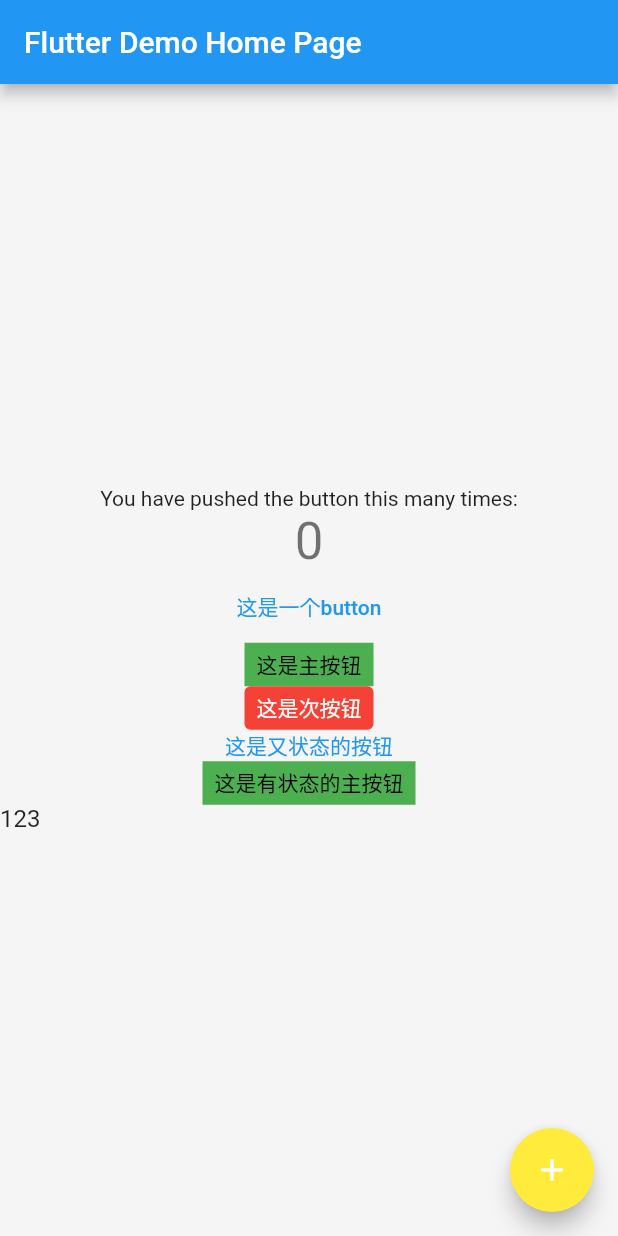
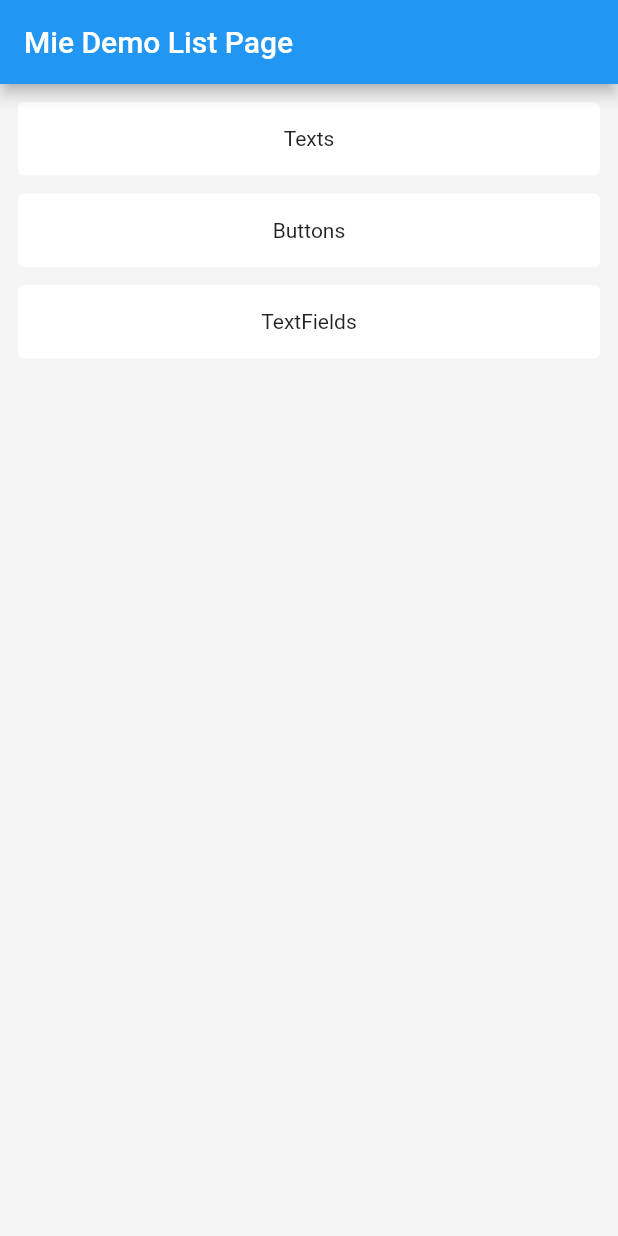
Before and after one commit to mgzzZ/mie, a Flutter app: the screen it shows after launch, on a phone screen of 412 x 824 dp. Run offline on Flutter 3.47's test engine with Material 2 defaults, Android fonts, the phone set to English and light mode, and no system bars.

Commit message:
feat:update example

```diff
--- /dev/null
+++ b/example/lib/demos/buttons.dart
@@ -0,0 +1,40 @@
+import 'package:flutter/material.dart';
+import 'package:mie/mie.dart';
+
+///
+/// Created by zgm on 2022/1/13
+/// Describe:
+///
+
+class Buttons extends StatefulWidget {
+  const Buttons({Key? key}) : super(key: key);
+
+  @override
+  _ButtonsState createState() => _ButtonsState();
+}
+
+class _ButtonsState extends State<Buttons> {
+  @override
+  Widget build(BuildContext context) {
+    return Scaffold(
+      appBar: AppBar(
+        title: Text('Buttons'),
+      ),
+      body: Column(
+        crossAxisAlignment: CrossAxisAlignment.start,
+        children: [
+          MButton('这是一个button', onTap: () => print('点击方法')),
+          MButton.main('这是主按钮', onTap: () {}),
+          MButton.secondary('这是次按钮', onTap: () {}),
+          MStateButton(
+            '这是又状态的按钮',
+            padding: const EdgeInsets.all(0),
+            onTap: () => Future.delayed(Duration(seconds: 2), () => print("我是从互联网上获取的数据")),
+          ),
+          MStateButton.main('这是有状态的主按钮',
+              onTap: () => Future.delayed(Duration(seconds: 2), () => print("我是从互联网上获取的数据"))),
+        ],
+      ),
+    );
+  }
+}
--- /dev/null
+++ b/example/lib/demos/textfields.dart
@@ -0,0 +1,33 @@
+import 'package:flutter/material.dart';
+import 'package:mie/mie.dart';
+
+///
+/// Created by zgm on 2022/1/13
+/// Describe:
+///
+
+class TextFields extends StatefulWidget {
+  const TextFields({Key? key}) : super(key: key);
+
+  @override
+  _TextFieldsState createState() => _TextFieldsState();
+}
+
+class _TextFieldsState extends State<TextFields> {
+  @override
+  Widget build(BuildContext context) {
+    return Scaffold(
+      appBar: AppBar(
+        title: Text('TextFields'),
+      ),
+      body: Column(
+        crossAxisAlignment: CrossAxisAlignment.start,
+        children: [
+          MTextField(
+            text: '123',
+          ),
+        ],
+      ),
+    );
+  }
+}
--- /dev/null
+++ b/example/lib/demos/texts.dart
@@ -0,0 +1,25 @@
+import 'package:flutter/material.dart';
+
+///
+/// Created by zgm on 2022/1/13
+/// Describe:
+///
+
+class Texts extends StatefulWidget {
+  const Texts({Key? key}) : super(key: key);
+
+  @override
+  _TextsState createState() => _TextsState();
+}
+
+class _TextsState extends State<Texts> {
+  @override
+  Widget build(BuildContext context) {
+    return Scaffold(
+      appBar: AppBar(
+        title: Text('Texts'),
+      ),
+      body: Container(),
+    );
+  }
+}
--- a/example/lib/main.dart
+++ b/example/lib/main.dart
@@ -1,3 +1,6 @@
+import 'package:example/demos/buttons.dart';
+import 'package:example/demos/textfields.dart';
+import 'package:example/demos/texts.dart';
 import 'package:flutter/material.dart';
 import 'package:mie/mie.dart';
 
@@ -13,9 +16,9 @@ class MyApp extends StatelessWidget {
     return MieWrapWidget(
       theme: MieDefaultTheme(),
       child: MaterialApp(
-        title: 'Flutter Demo',
+        title: 'Mie Flutter Demo',
         theme: context.ofMieTheme().copyWithThemeData(theme),
-        home: MyHomePage(title: 'Flutter Demo Home Page'),
+        home: MyHomePage(title: 'Mie Demo List Page'),
       ),
     );
   }
@@ -24,15 +27,6 @@ class MyApp extends StatelessWidget {
 class MyHomePage extends StatefulWidget {
   MyHomePage({Key? key, required this.title}) : super(key: key);
 
-  // This widget is the home page of your application. It is stateful, meaning
-  // that it has a State object (defined below) that contains fields that affect
-  // how it looks.
-
-  // This class is the configuration for the state. It holds the values (in this
-  // case the title) provided by the parent (in this case the App widget) and
-  // used by the build method of the State. Fields in a Widget subclass are
-  // always marked "final".
-
   final String title;
 
   @override
@@ -40,81 +34,45 @@ class MyHomePage extends StatefulWidget {
 }
 
 class _MyHomePageState extends State<MyHomePage> {
-  int _counter = 0;
+  List<String> data = ['Texts', 'Buttons', 'TextFields'];
 
-  void _incrementCounter() {
-    setState(() {
-      // This call to setState tells the Flutter framework that something has
-      // changed in this State, which causes it to rerun the build method below
-      // so that the display can reflect the updated values. If we changed
-      // _counter without calling setState(), then the build method would not be
-      // called again, and so nothing would appear to happen.
-      _counter++;
-    });
+  void pushPage(String name) {
+    switch (name) {
+      case 'Texts':
+        Navigator.push(context, MaterialPageRoute(builder: (context) => Texts()));
+        break;
+      case 'Buttons':
+        Navigator.push(context, MaterialPageRoute(builder: (context) => Buttons()));
+        break;
+      case 'TextFields':
+        Navigator.push(context, MaterialPageRoute(builder: (context) => TextFields()));
+        break;
+      default:
+    }
   }
 
   @override
   Widget build(BuildContext context) {
-    // This method is rerun every time setState is called, for instance as done
-    // by the _incrementCounter method above.
-    //
-    // The Flutter framework has been optimized to make rerunning build methods
-    // fast, so that you can just rebuild anything that needs updating rather
-    // than having to individually change instances of widgets.
     return Scaffold(
+      backgroundColor: Color(0xfff5f5f5),
       appBar: AppBar(
-        // Here we take the value from the MyHomePage object that was created by
-        // the App.build method, and use it to set our appbar title.
         title: Text(widget.title),
       ),
-      body: Center(
-        // Center is a layout widget. It takes a single child and positions it
-        // in the middle of the parent.
-        child: Column(
-          // Column is also a layout widget. It takes a list of children and
-          // arranges them vertically. By default, it sizes itself to fit its
-          // children horizontally, and tries to be as tall as its parent.
-          //
-          // Invoke "debug painting" (press "p" in the console, choose the
-          // "Toggle Debug Paint" action from the Flutter Inspector in Android
-          // Studio, or the "Toggle Debug Paint" command in Visual Studio Code)
-          // to see the wireframe for each widget.
-          //
-          // Column has various properties to control how it sizes itself and
-          // how it positions its children. Here we use mainAxisAlignment to
-          // center the children vertically; the main axis here is the vertical
-          // axis because Columns are vertical (the cross axis would be
-          // horizontal).
-          mainAxisAlignment: MainAxisAlignment.center,
-          children: <Widget>[
-            Text(
-              'You have pushed the button this many times:',
-            ),
-            Text(
-              '$_counter',
-              style: Theme.of(context).textTheme.headline4,
-            ),
-            MButton('这是一个button', onTap: () => print('点击方法')),
-            MButton.main('这是主按钮', onTap: () {}),
-            MButton.secondary('这是次按钮', onTap: () {}),
-            MStateButton(
-              '这是又状态的按钮',
-              padding: const EdgeInsets.all(0),
-              onTap: () => Future.delayed(Duration(seconds: 2), () => print("我是从互联网上获取的数据")),
-            ),
-            MStateButton.main('这是有状态的主按钮',
-                onTap: () => Future.delayed(Duration(seconds: 2), () => print("我是从互联网上获取的数据"))),
-            MTextField(
-              text: '123',
-            ),
-          ],
-        ),
+      body: ListView.builder(
+        itemBuilder: (context, index) {
+          return GestureDetector(
+            onTap: () => pushPage(data[index]),
+            child: Container(
+                decoration:
+                    BoxDecoration(color: Colors.white, borderRadius: BorderRadius.circular(4)),
+                padding: const EdgeInsets.all(12),
+                margin: const EdgeInsets.all(12).copyWith(bottom: 0),
+                height: 49,
+                child: Center(child: Text(data[index]))),
+          );
+        },
+        itemCount: data.length,
       ),
-      floatingActionButton: FloatingActionButton(
-        onPressed: _incrementCounter,
-        tooltip: 'Increment',
-        child: Icon(Icons.add),
-      ), // This trailing comma makes auto-formatting nicer for build methods.
     );
   }
 }
--- /dev/null
+++ b/lib/src/badges.dart
@@ -0,0 +1,6 @@
+///
+/// Created by zgm on 2022/1/13
+/// Describe:
+///
+
+/// 单独提醒的小红点,在其他widget右上角的小红点
--- /dev/null
+++ b/lib/src/containers.dart
@@ -0,0 +1,6 @@
+///
+/// Created by zgm on 2022/1/13
+/// Describe:
+///
+
+/// TODO: 卡片,叠加容器,
```
